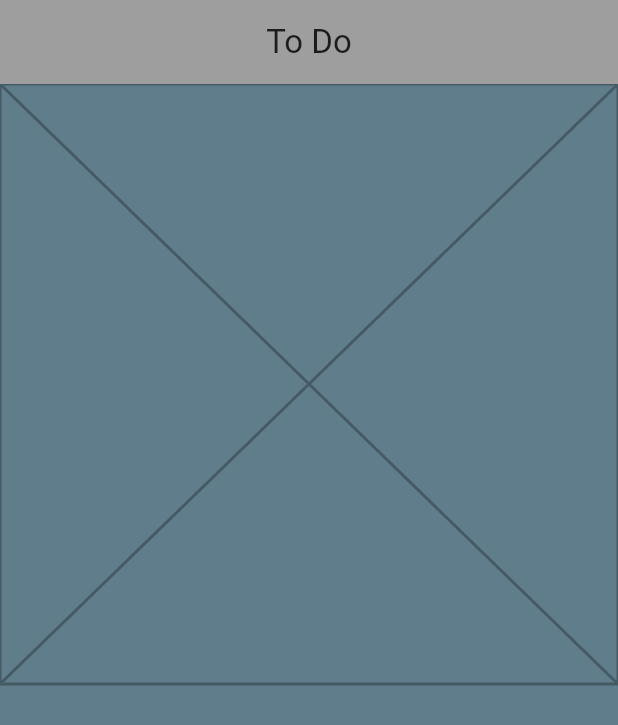
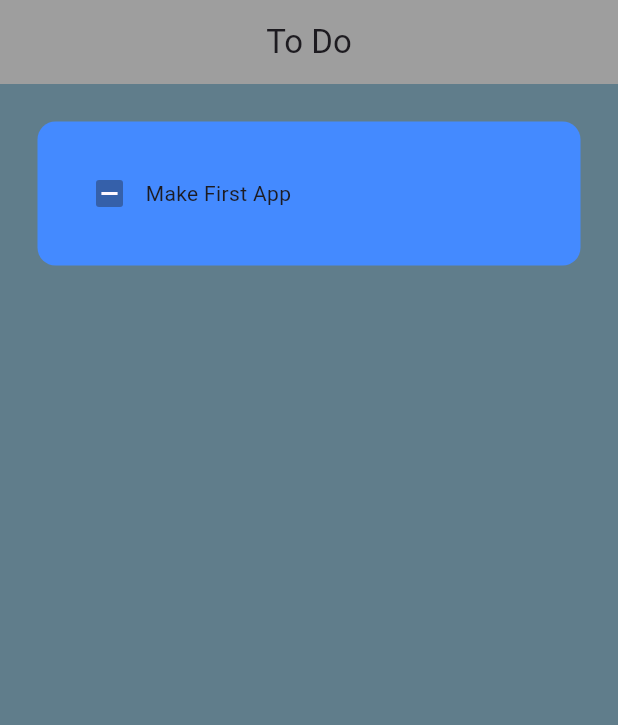
Before and after one commit to SolomonB127/ToDoNest, a Flutter app: the screen it shows after launch, on a phone screen of 412 x 824 dp. Shown: the top 725 px of the screen. Run offline on Flutter 3.47's test engine with Material 3 defaults, Android fonts, the light colour scheme and no system bars; statements that could not run were skipped.

Commit message:
Added first task tile

```diff
--- a/lib/Components/todo_tile.dart
+++ b/lib/Components/todo_tile.dart
@@ -5,6 +5,25 @@ class TodoTile extends StatelessWidget {
 
   @override
   Widget build(BuildContext context) {
-    return const Placeholder();
+    return Padding(
+      padding: const EdgeInsets.all(25.0),
+      child: Container(
+        padding: const EdgeInsets.all(24.0),
+        decoration: BoxDecoration(
+            color: Colors.blueAccent, borderRadius: BorderRadius.circular(12)),
+        child: const Row(
+          children: [
+
+            // Checkbox
+            Checkbox(value: , onChanged: ),
+
+            // Task
+            Text(
+              "Make First App",
+            ),
+          ],
+        ),
+      ),
+    );
   }
 }
```
